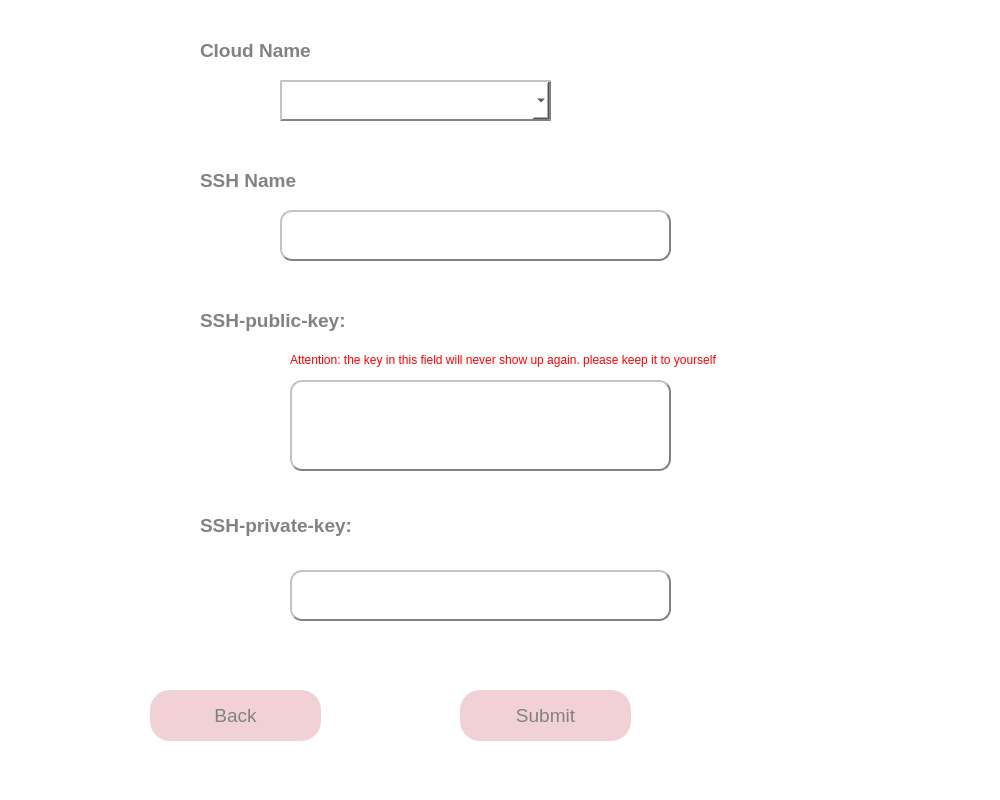
Before: the Qt Designer form ui/ssh_make.ui in vidagharavian/cloud_service, drawn with Qt 5.
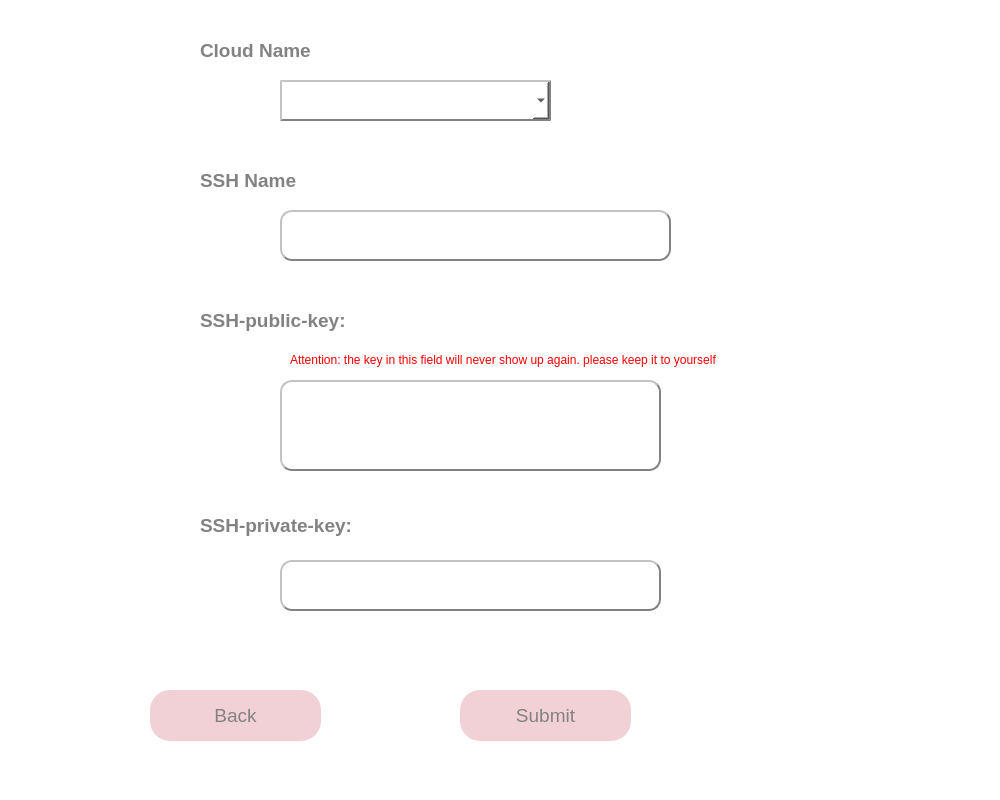
After: the same form once the commit is applied.

The edit to the form file:
```diff
--- a/ui/ssh_make.ui
+++ b/ui/ssh_make.ui
@@ -43,22 +43,6 @@
      <string>&lt;html&gt;&lt;head/&gt;&lt;body&gt;&lt;p&gt;&lt;span style=&quot; font-size:14pt; font-weight:600; color:#828282;&quot;&gt;SSH-private-key:&lt;/span&gt;&lt;/p&gt;&lt;/body&gt;&lt;/html&gt;</string>
     </property>
    </widget>
-   <widget class="QTextEdit" name="private_key">
-    <property name="geometry">
-     <rect>
-      <x>290</x>
-      <y>570</y>
-      <width>381</width>
-      <height>51</height>
-     </rect>
-    </property>
-    <property name="styleSheet">
-     <string notr="true">background-color: rgb(255, 255, 255);
-border-radius: 12px;
-border:2px outset;
-border-color: rgb(130, 130, 130);</string>
-    </property>
-   </widget>
    <widget class="QLabel" name="label_4">
     <property name="geometry">
      <rect>
@@ -138,22 +122,6 @@
      <string>Back</string>
     </property>
    </widget>
-   <widget class="QTextEdit" name="public_key">
-    <property name="geometry">
-     <rect>
-      <x>290</x>
-      <y>380</y>
-      <width>381</width>
-      <height>91</height>
-     </rect>
-    </property>
-    <property name="styleSheet">
-     <string notr="true">background-color: rgb(255, 255, 255);
-border-radius: 12px;
-border:2px outset;
-border-color: rgb(130, 130, 130);</string>
-    </property>
-   </widget>
    <widget class="QTextEdit" name="ssh_name">
     <property name="geometry">
      <rect>
@@ -211,6 +179,38 @@
      <string>&lt;html&gt;&lt;head/&gt;&lt;body&gt;&lt;p&gt;&lt;span style=&quot; font-size:14pt; font-weight:600; color:#828282;&quot;&gt;Cloud Name&lt;/span&gt;&lt;/p&gt;&lt;/body&gt;&lt;/html&gt;</string>
     </property>
    </widget>
+   <widget class="QTextBrowser" name="public_key_2">
+    <property name="geometry">
+     <rect>
+      <x>280</x>
+      <y>380</y>
+      <width>381</width>
+      <height>91</height>
+     </rect>
+    </property>
+    <property name="styleSheet">
+     <string notr="true">background-color: rgb(255, 255, 255);
+border-radius: 12px;
+border:2px outset;
+border-color: rgb(130, 130, 130);</string>
+    </property>
+   </widget>
+   <widget class="QTextBrowser" name="private_key_2">
+    <property name="geometry">
+     <rect>
+      <x>280</x>
+      <y>560</y>
+      <width>381</width>
+      <height>51</height>
+     </rect>
+    </property>
+    <property name="styleSheet">
+     <string notr="true">background-color: rgb(255, 255, 255);
+border-radius: 12px;
+border:2px outset;
+border-color: rgb(130, 130, 130);</string>
+    </property>
+   </widget>
   </widget>
   <widget class="QMenuBar" name="menubar">
    <property name="geometry">
```
